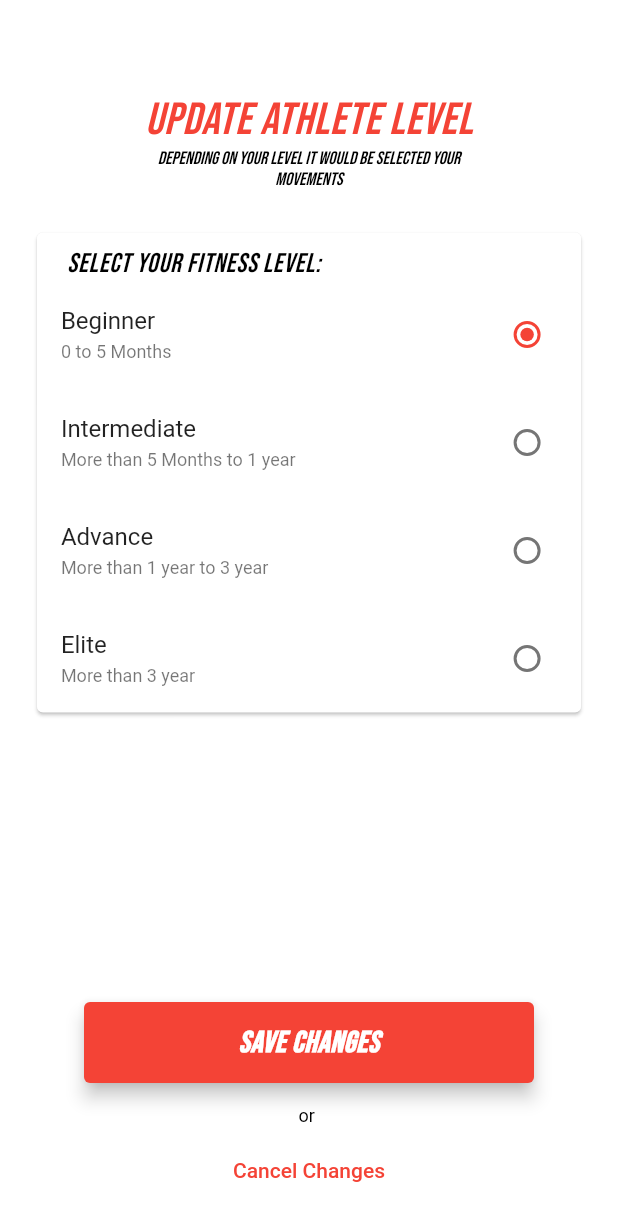
After one commit to albint3r/tobe_total, a Flutter app: the UpdateAthleteLevel screen opened by its route, on a phone screen of 412 x 824 dp. The commit adds this screen. Shown: the top 1221 px of the screen. Run offline on Flutter 3.47's test engine with Material 2 defaults, Android fonts, the phone set to English and light mode, and no system bars; our stand-ins replace curved_navigation_bar, fl_chart, flutter_riverpod, percent_indicator, shared_preferences, sqflite and 3 more; missing offline and left inert: string_ext; accounts and stored records are empty; statements that could not run were skipped.

Commit message:
Add Level Form
Also fix the chips in the move card overflow pixels

```diff
--- a/lib/src/features/common_widgets/movement_stats/chip_equip_move_stats.dart
+++ b/lib/src/features/common_widgets/movement_stats/chip_equip_move_stats.dart
@@ -66,7 +66,7 @@ class ChipEquipmentMoveStats extends ConsumerWidget {
     return LayoutBuilder(
       builder: (BuildContext context, BoxConstraints constraints) {
         return Container(
-          width: constraints.maxWidth * .50,
+          width: constraints.maxWidth * .70,
           margin: const EdgeInsets.only(left: 20, top: 15),
           child: Wrap(
             // mainAxisAlignment: MainAxisAlignment.start,
--- a/lib/src/features/configurate_athlete_profile/presentation/configuration_profile_display.dart
+++ b/lib/src/features/configurate_athlete_profile/presentation/configuration_profile_display.dart
@@ -70,6 +70,15 @@ class SettingsMenuDisplay extends ConsumerWidget {
             final routes = ref.watch(routesProvider);
             routes.navigateTo(context, ConstantsUrls.updateEquipment);
           }),
+        ),
+        SettingsCardMenu(
+          title: 'Update Athlete Level',
+          subtitle: 'Select your fitness level performance',
+          leading: Icons.leaderboard,
+          trailing: NextButtonSettingsCard(callBack: () {
+            final routes = ref.watch(routesProvider);
+            routes.navigateTo(context, ConstantsUrls.updateLevel);
+          }),
         )
       ],
     );
--- a/lib/src/features/sign_in_and_update/presentation/fields/goal_field.dart
+++ b/lib/src/features/sign_in_and_update/presentation/fields/goal_field.dart
@@ -1,6 +1,5 @@
 import 'package:flutter/material.dart';
 import 'package:flutter_riverpod/flutter_riverpod.dart';
-import 'package:tobe_total/src/providers/cliente/controllers/client_provider.dart';
 import '../../../../providers/cliente/model/cliente_model_provider.dart';
 import '../../../../providers/forms/goal/goal_provider.dart';
 import '../../../common_widgets/headers_screens/header_screens.dart';
--- a/lib/src/features/sign_in_and_update/presentation/fields/level_field.dart
+++ b/lib/src/features/sign_in_and_update/presentation/fields/level_field.dart
@@ -1,6 +1,5 @@
 import 'package:flutter/material.dart';
 import 'package:flutter_riverpod/flutter_riverpod.dart';
-import 'package:tobe_total/src/providers/cliente/controllers/client_provider.dart';
 import '../../../../providers/cliente/model/cliente_model_provider.dart';
 import '../../../../providers/forms/athlete_level/level_provider.dart';
 import '../../../common_widgets/headers_screens/header_screens.dart';
@@ -17,7 +16,10 @@ class GroupLevelCheckFields extends ConsumerStatefulWidget {
 class _GroupLevelCheckFieldsState extends ConsumerState<GroupLevelCheckFields> {
   @override
   Widget build(BuildContext context) {
-    return Card(
+    return Container(
+      margin: const EdgeInsets.only(top: 10),
+      width: MediaQuery.of(context).size.width * .90,
+      child: Card(
         child: Column(
           crossAxisAlignment: CrossAxisAlignment.start,
           children: [
@@ -43,6 +45,7 @@ class _GroupLevelCheckFieldsState extends ConsumerState<GroupLevelCheckFields> {
               levelSpecification: 'More than 3 year',
             ),
           ],
+        ),
       ),
     );
   }
--- /dev/null
+++ b/lib/src/features/sign_in_and_update/presentation/forms/form_level.dart
@@ -0,0 +1,38 @@
+import 'package:flutter/material.dart';
+import '../../../common_widgets/headers_screens/header_screens.dart';
+import '../fields/goal_field.dart';
+import '../fields/level_field.dart';
+import '../submitbuttons/submit_cancel_update_profile.dart';
+import '../submitbuttons/submit_update_profile_form_button.dart';
+
+class AthleteLevelForm extends StatefulWidget {
+  const AthleteLevelForm({Key? key}) : super(key: key);
+
+  @override
+  AthleteLevelFormState createState() {
+    return AthleteLevelFormState();
+  }
+}
+
+class AthleteLevelFormState extends State<AthleteLevelForm> {
+  final _formKey = GlobalKey<FormState>();
+
+  @override
+  Widget build(BuildContext context) {
+    return Form(
+      key: _formKey,
+      child: Column(
+        children: [
+          const H1Screens(header: 'Update Athlete Level', isInListView: false,),
+          const SubTitleHeaderH1(
+              subHeader:
+              'Depending on your level it would be selected your movements'),
+          const GroupLevelCheckFields(),
+          SubmitUpdateClientButton(
+              formKey: _formKey, selectedFields: const ['level'], isExpanded: true),
+          const SubmitCancelChanges()
+        ],
+      ),
+    );
+  }
+}
--- a/lib/src/repositories/client_repository.dart
+++ b/lib/src/repositories/client_repository.dart
@@ -333,6 +333,7 @@ class Client extends LocalDataBase {
     // The reason this get only the value of the leve is because
     // another method of the provider [levelManagerProvider] manage the parse.
     level = indexLevel;
+    print('level  $level-------------------');
   }
 
   /// Set the goal field in the client's state
--- a/lib/src/routes/const_url.dart
+++ b/lib/src/routes/const_url.dart
@@ -21,6 +21,7 @@ class ConstantsUrls {
   static String updateTrainingItinerary = 'update_training_itinerary';
   static String updateAthleteGoal = 'update_athlete_goal';
   static String updateEquipment= 'update_equipment';
+  static String updateLevel= 'update_Level';
 
   /// Return the screen route of the specified index.
   ///
--- a/lib/src/routes/routes.dart
+++ b/lib/src/routes/routes.dart
@@ -1,6 +1,7 @@
 import 'package:flutter/material.dart';
 import 'package:tobe_total/src/screens/forms/update_biometrics.dart';
 import '../screens/block_plan_screen.dart';
+import '../screens/forms/update_athlete_level.dart';
 import '../screens/forms/update_equipment.dart';
 import '../screens/settings_menu_screen.dart';
 import '../screens/my_movements_screen.dart';
@@ -37,6 +38,7 @@ class Routes {
       ConstantsUrls.updateTrainingItinerary: (context) => const UpdateTrainingItinerary(),
       ConstantsUrls.updateAthleteGoal: (context) => const UpdateAthleteGoal(),
       ConstantsUrls.updateEquipment: (context) => const UpdateAthletEquipment(),
+      ConstantsUrls.updateLevel: (context) => const UpdateAthleteLevel(),
     };
   }
 
--- /dev/null
+++ b/lib/src/screens/forms/update_athlete_level.dart
@@ -0,0 +1,13 @@
+import 'package:flutter/material.dart';
+import '../../features/sign_in_and_update/presentation/forms/form_level.dart';
+
+class UpdateAthleteLevel extends StatelessWidget {
+  const UpdateAthleteLevel({Key? key}) : super(key: key);
+
+  @override
+  Widget build(BuildContext context) {
+    return const Scaffold(
+      body: AthleteLevelForm(),
+    );
+  }
+}
```
Also changed, not shown: 1 other file. Lines whose indentation alone changed are shown as unchanged.
